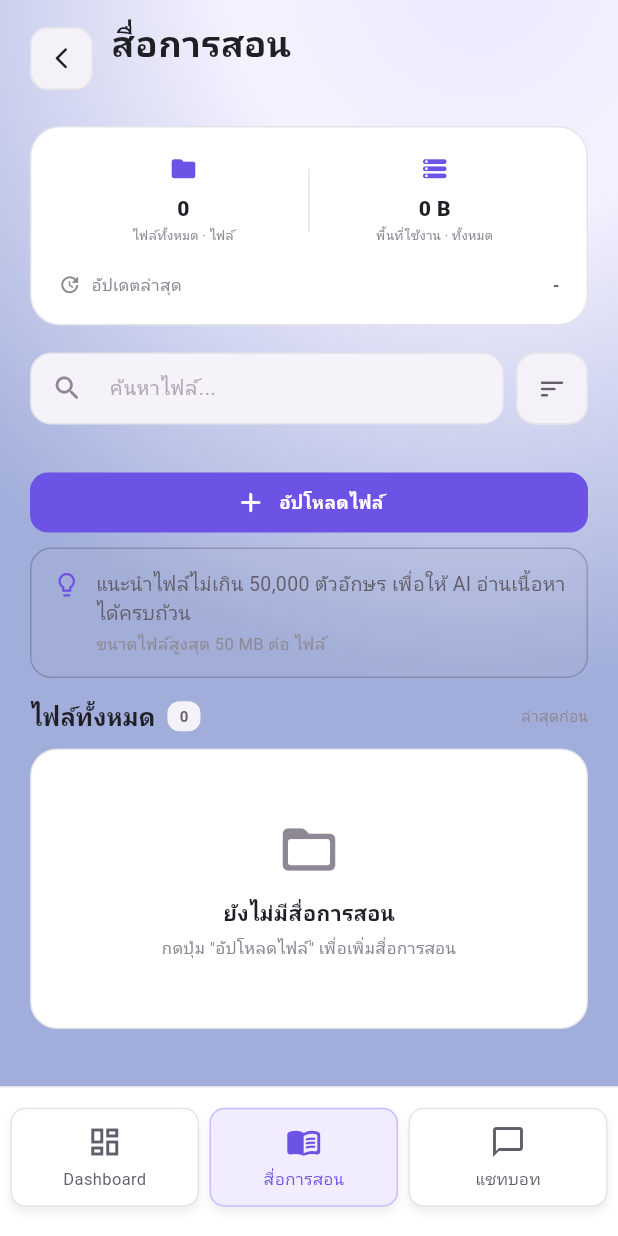
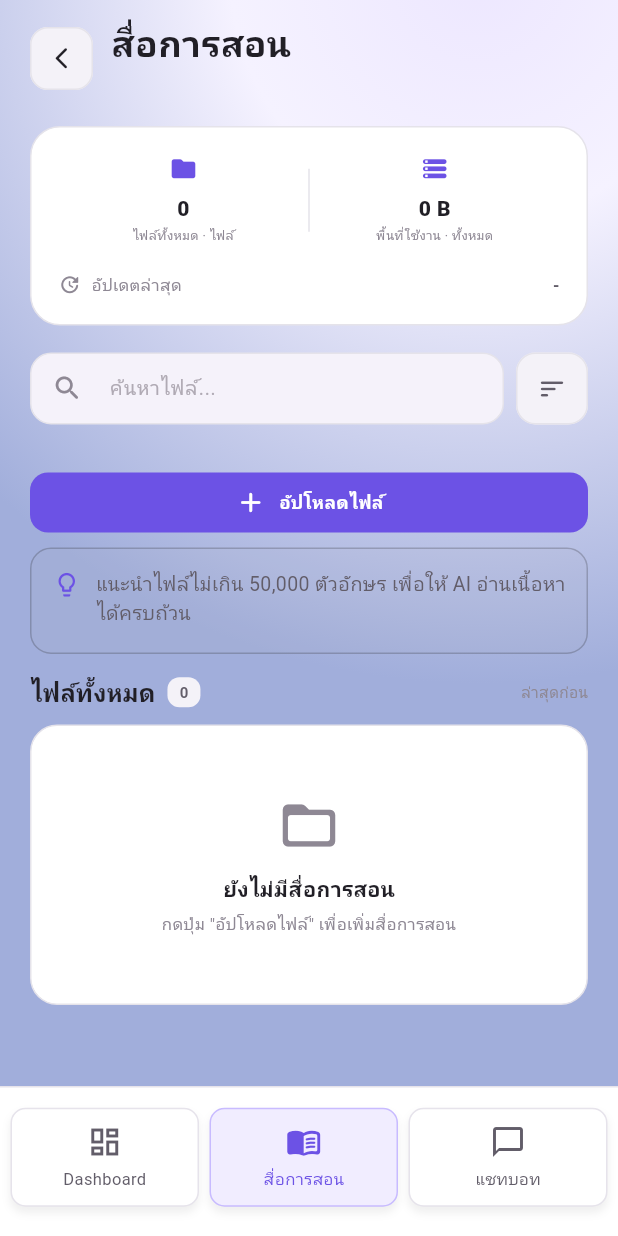
Before and after one commit to aiotproject888/AT, a Flutter app: the MaterialScreen screen opened directly with empty values, on a phone screen of 412 x 824 dp. Run offline on Flutter 3.47's test engine with Material 3 defaults, Android fonts, the phone set to English and light mode, and no system bars; our stand-ins replace cloud_firestore, file_picker, firebase_core, firebase_database, fl_chart, pdf and 1 more; missing offline and left inert: syncfusion_flutter_pdf, syncfusion_flutter_pdfviewer; accounts and stored records are empty.

Commit message:
ปรับกน้าสื่อ

```diff
--- a/lib/screens/files.dart
+++ b/lib/screens/files.dart
@@ -385,15 +385,7 @@ class _MaterialScreenState extends State<MaterialScreen> {
                                           height: 1.4,
                                         ),
                                       ),
-                                      const SizedBox(height: 4),
-                                      const Text(
-                                        'ขนาดไฟล์สูงสุด 50 MB ต่อ ไฟล์',
-                                        style: TextStyle(
-                                          color: AppColors.mutedText,
-                                          fontSize: 11,
-                                        ),
-                                      ),
-
+                               const SizedBox(height: 4),
                                       //const SizedBox(height: 4),
                                     ],
                                   ),
```
